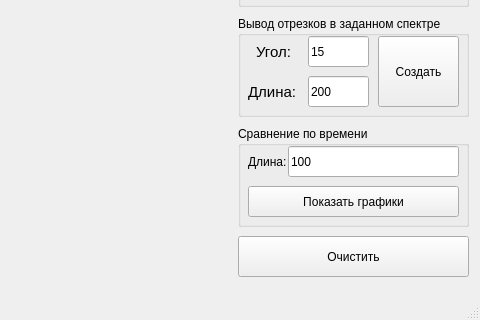
Above: lab3/mainwindow.ui from Inlucker/ComputerGraphics before the change; both pictures show x 512 to 992 and y 394 to 714 of the 992 by 714 pixel window. Below: the same form after it.
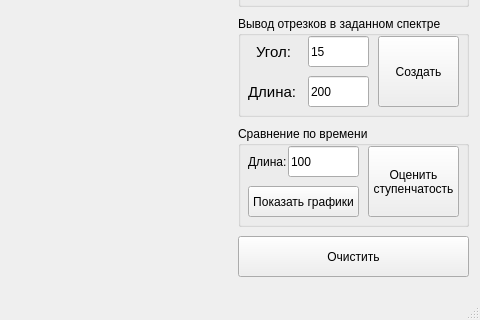
That is the form after the change.

```diff
--- a/lab3/mainwindow.ui
+++ b/lab3/mainwindow.ui
@@ -365,7 +365,7 @@
       <rect>
        <x>10</x>
        <y>60</y>
-       <width>211</width>
+       <width>111</width>
        <height>31</height>
       </rect>
      </property>
@@ -391,7 +391,7 @@
       <rect>
        <x>50</x>
        <y>20</y>
-       <width>171</width>
+       <width>71</width>
        <height>31</height>
       </rect>
      </property>
@@ -399,6 +399,20 @@
       <string>100</string>
      </property>
     </widget>
+    <widget class="QPushButton" name="stage_Btn">
+     <property name="geometry">
+      <rect>
+       <x>130</x>
+       <y>20</y>
+       <width>91</width>
+       <height>71</height>
+      </rect>
+     </property>
+     <property name="text">
+      <string>Оценить
+ступенчатость</string>
+     </property>
+    </widget>
    </widget>
   </widget>
   <widget class="QMenuBar" name="menubar">
```
